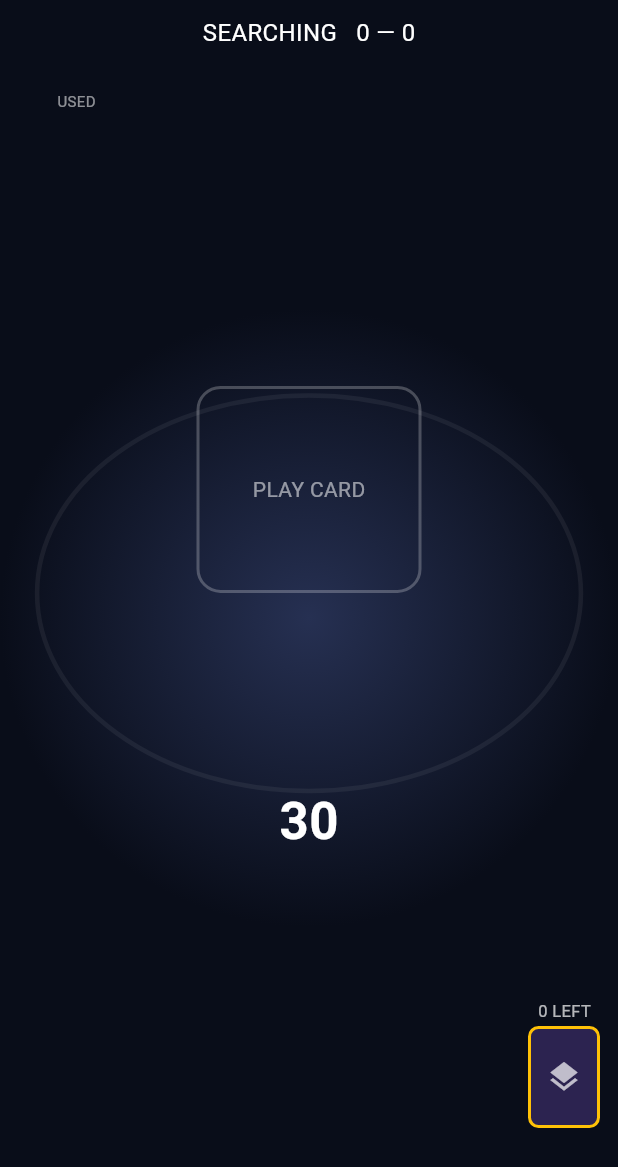
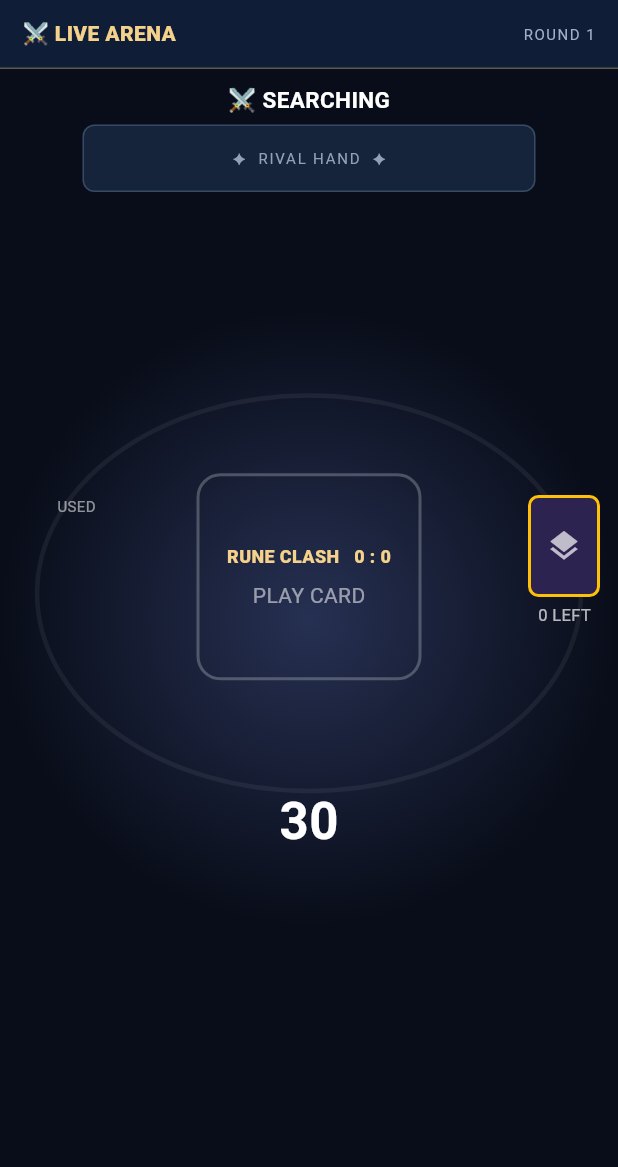
Before and after one commit to samibenhassen1994-hash/kardrune-website, a Flutter app: the LivePvpArena screen opened directly with empty values, on a phone screen of 412 x 824 dp. Shown: the top 1167 px of the screen. Run offline on Flutter 3.47's test engine with Material 3 defaults, Android fonts, the phone set to English and light mode, and no system bars; our stand-ins replace firebase_auth, firebase_core, web; missing offline and left inert: dart:js_interop; accounts and stored records are empty; Roboto replaces fonts that are missing (Georgia).

Commit message:
feat: refine profile and realtime arena visuals

```diff
--- a/idle_flutter/lib/features/pvp/live_pvp_arena.dart
+++ b/idle_flutter/lib/features/pvp/live_pvp_arena.dart
@@ -213,17 +213,39 @@ class _LivePvpArenaState extends State<LivePvpArena> {
             Positioned.fill(child: CustomPaint(painter: _ArenaPainter())),
             Align(
               alignment: Alignment.topCenter,
-              child: Padding(
-                padding: const EdgeInsets.all(10),
-                child: Text(
-                  '${c.hand?.opponent ?? 'SEARCHING'}   ${c.score[0]} — ${c.score[1]}',
-                  style: const TextStyle(color: Colors.white, fontSize: 16),
+              child: Container(
+                height: 46,
+                padding: const EdgeInsets.symmetric(horizontal: 15),
+                decoration: const BoxDecoration(color: Color(0xff101d36), border: Border(bottom: BorderSide(color: Color(0x66d6b36a)))),
+                child: Row(
+                  children: [
+                    const Text('⚔ LIVE ARENA', style: TextStyle(fontFamily: 'Georgia', color: Color(0xfff5d28b), fontSize: 14, fontWeight: FontWeight.w800)),
+                    const Spacer(),
+                    Text('ROUND ${c.hand?.round ?? 1}', style: const TextStyle(color: Color(0xffa0b0c8), fontSize: 10, letterSpacing: 1)),
+                  ],
                 ),
               ),
             ),
             Positioned(
+              top: 56,
+              left: 55,
+              right: 55,
+              child: Column(
+                children: [
+                  Text('⚔ ${c.hand?.opponent ?? 'SEARCHING'}', style: const TextStyle(fontFamily: 'Georgia', fontSize: 15, fontWeight: FontWeight.w700)),
+                  const SizedBox(height: 6),
+                  Container(
+                    height: 45,
+                    alignment: Alignment.center,
+                    decoration: BoxDecoration(color: const Color(0xff15243a), border: Border.all(color: const Color(0x666884a0)), borderRadius: BorderRadius.circular(8)),
+                    child: const Text('✦  RIVAL HAND  ✦', style: TextStyle(color: Color(0xff91a1b9), fontSize: 10, letterSpacing: 1.2)),
+                  ),
+                ],
+              ),
+            ),
+            Positioned(
               right: 12,
-              bottom: 72,
+              top: 330,
               child: Container(
                 key: const Key('deck-pile'),
                 width: 48,
@@ -238,7 +260,7 @@ class _LivePvpArenaState extends State<LivePvpArena> {
             ),
             Positioned(
               right: 18,
-              bottom: 142,
+              top: 402,
               child: Text(
                 '${c.hand?.deckSize ?? 0} LEFT',
                 key: const Key('deck-remaining'),
@@ -247,7 +269,7 @@ class _LivePvpArenaState extends State<LivePvpArena> {
             ),
             Positioned(
               left: 10,
-              top: 60,
+              top: 330,
               child: SizedBox(
                 width: 82,
                 child: Column(
@@ -270,7 +292,7 @@ class _LivePvpArenaState extends State<LivePvpArena> {
               ),
             ),
             Align(
-              alignment: const Alignment(0, -.25),
+              alignment: const Alignment(0, -.08),
               child: DragTarget<String>(
                 key: const Key('play-zone'),
                 onAcceptWithDetails: (details) => _play(details.data),
@@ -288,9 +310,13 @@ class _LivePvpArenaState extends State<LivePvpArena> {
                     borderRadius: BorderRadius.circular(16),
                   ),
                   child: c.opponentCard == null
-                      ? const Text(
-                          'PLAY CARD',
-                          style: TextStyle(color: Colors.white54),
+                      ? Column(
+                          mainAxisAlignment: MainAxisAlignment.center,
+                          children: [
+                            Text('RUNE CLASH   ${c.score[0]} : ${c.score[1]}', style: const TextStyle(fontFamily: 'Georgia', color: Color(0xfff5d28b), fontSize: 12, fontWeight: FontWeight.w800)),
+                            const SizedBox(height: 8),
+                            const Text('PLAY CARD', style: TextStyle(color: Colors.white54)),
+                          ],
                         )
                       : AnimatedSlide(
                           offset: c.attackActor == 1
```
Also changed, not shown: 6 other files.
